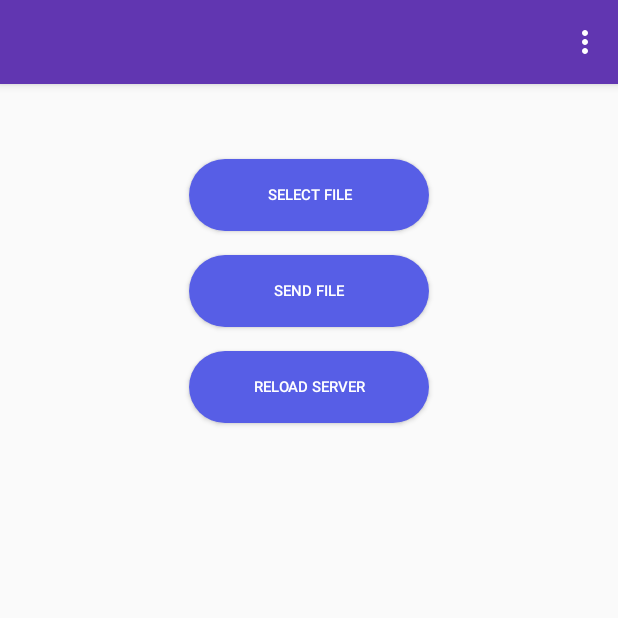
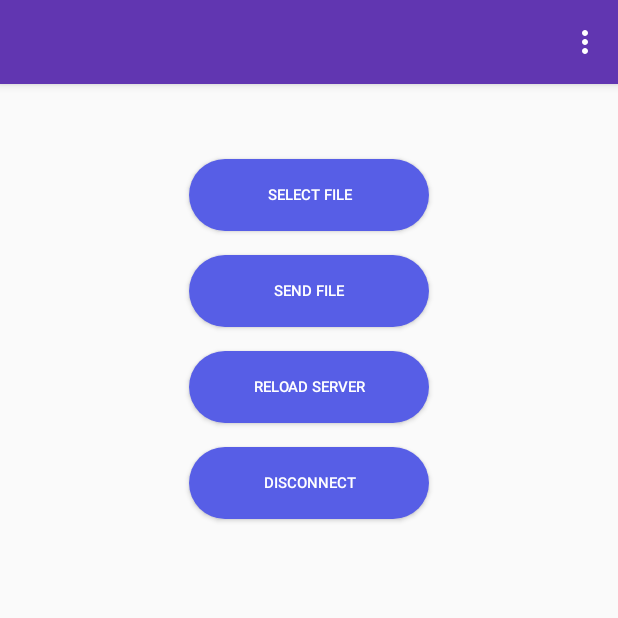
Before and after one commit to Hatomoyo2721/FTP_Client, an Android app: the fragment FileTransferHelper placed in its activity, on a phone screen of 412 x 824 dp, the top half of it. Run offline under Robolectric (Android 15) with nearby library versions, the phone set to English and light mode, and no system bars.

Commit message:
disconnect button

```diff
--- a/app/src/main/res/layout/fragment_add_connection.xml
+++ b/app/src/main/res/layout/fragment_add_connection.xml
@@ -10,7 +10,7 @@
         android:id="@+id/btnBack"
         android:layout_width="25dp"
         android:layout_height="25dp"
-        android:layout_marginTop="100dp"
+        android:layout_marginTop="95dp"
         android:layout_marginLeft="15dp"
         android:background="@drawable/baseline_arrow_back"
         android:contentDescription="Back button"/>
--- a/app/src/main/res/layout/fragment_file_transfer.xml
+++ b/app/src/main/res/layout/fragment_file_transfer.xml
@@ -45,6 +45,19 @@
         android:layout_gravity="center"
         android:background="@drawable/btn_register"/>
 
+    <!-- Button to disconnect -->
+    <Button
+        android:id="@+id/buttonDisconnect"
+        android:layout_width="160dp"
+        android:layout_height="wrap_content"
+        android:text="Disconnect"
+        android:textColor="@android:color/white"
+        android:textSize="10sp"
+        android:layout_gravity="center"
+        android:background="@drawable/btn_register"
+        android:layout_marginTop="16dp"
+        android:layout_marginBottom="16dp"/>
+
     <TextView
         android:id="@+id/textViewStatus"
         android:layout_width="match_parent"
```
Also changed, not shown: app/src/main/java/com/example/ftp_client/ui/file/FileTransferHelper.java (+43 -3 lines).
